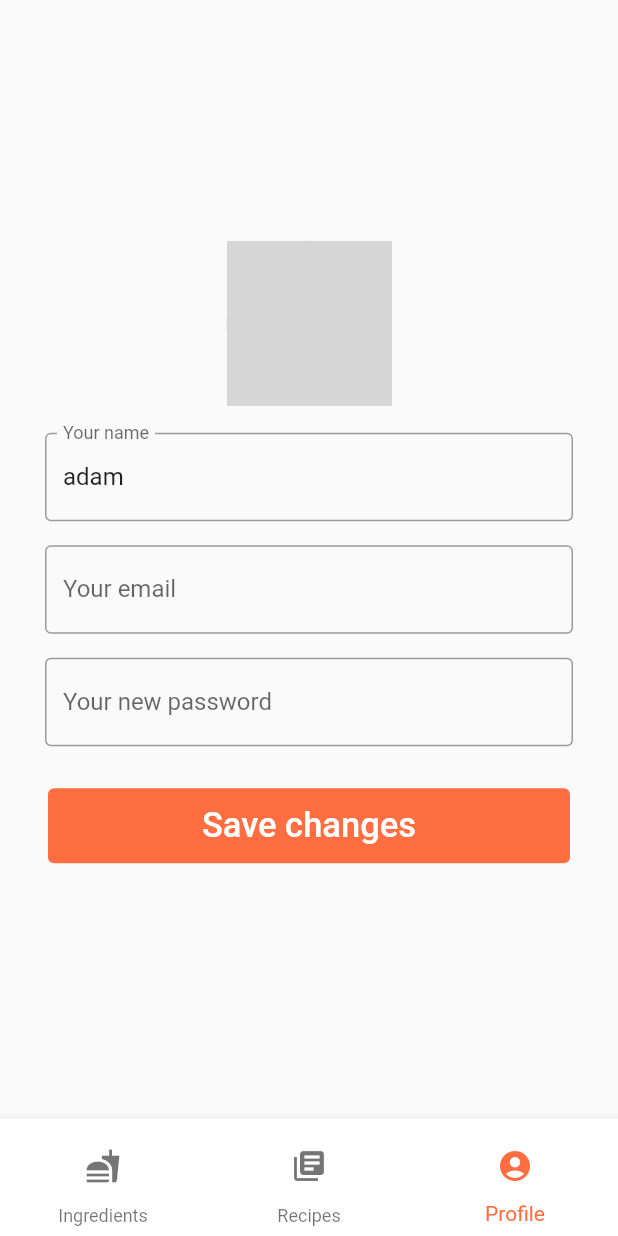
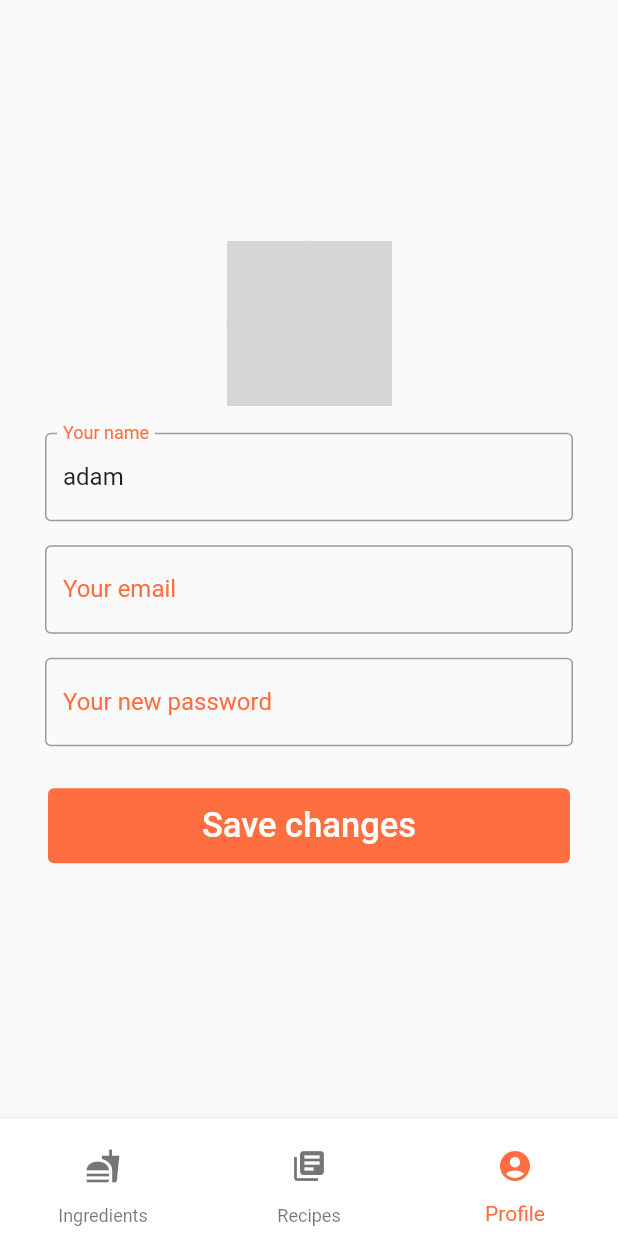
Before and after one commit to PW-MiNI-SE2-2022-Group-3/Cookly_group2, a Flutter app: the editProfileScreen screen opened by its route, on a phone screen of 412 x 824 dp. Run offline on Flutter 3.47's test engine with Material 2 defaults, Android fonts, the phone set to English and light mode, and no system bars; our stand-ins replace get, modal_progress_hud_nsn; accounts and stored records are empty; grey boxes are pictures that could not be loaded.

Commit message:
changed text colors

```diff
--- a/mobile/lib/Screens/edit_profile.dart
+++ b/mobile/lib/Screens/edit_profile.dart
@@ -51,8 +51,18 @@ class _editProfileScreenState extends State<editProfileScreen> {
                           return new_val!.trim().isEmpty ? "Enter name" : null;
                         },
                         decoration: const InputDecoration(
-                            border: OutlineInputBorder(),
-                            labelText: 'Your name'),
+                            focusedBorder: OutlineInputBorder(
+                              borderSide:
+                                  BorderSide(color: Colors.deepOrangeAccent),
+                            ),
+                            border: OutlineInputBorder(
+                              borderSide: BorderSide(),
+                            ),
+                            focusColor: Colors.deepOrangeAccent,
+                            fillColor: Colors.deepOrangeAccent,
+                            labelText: 'Your name',
+                            labelStyle:
+                                TextStyle(color: Colors.deepOrangeAccent)),
                       ),
                     ),
                     Container(
@@ -63,8 +73,18 @@ class _editProfileScreenState extends State<editProfileScreen> {
                           return new_val!.trim().isEmpty ? "Enter email" : null;
                         },
                         decoration: const InputDecoration(
-                            border: OutlineInputBorder(),
-                            labelText: 'Your email'),
+                            focusedBorder: OutlineInputBorder(
+                              borderSide:
+                                  BorderSide(color: Colors.deepOrangeAccent),
+                            ),
+                            border: OutlineInputBorder(
+                              borderSide: BorderSide(),
+                            ),
+                            focusColor: Colors.deepOrangeAccent,
+                            fillColor: Colors.deepOrangeAccent,
+                            labelText: 'Your email',
+                            labelStyle:
+                                TextStyle(color: Colors.deepOrangeAccent)),
                       ),
                     ),
                     Container(
@@ -77,8 +97,18 @@ class _editProfileScreenState extends State<editProfileScreen> {
                               : null;
                         },
                         decoration: const InputDecoration(
-                            border: OutlineInputBorder(),
-                            labelText: 'Your new password'),
+                            focusedBorder: OutlineInputBorder(
+                              borderSide:
+                                  BorderSide(color: Colors.deepOrangeAccent),
+                            ),
+                            border: OutlineInputBorder(
+                              borderSide: BorderSide(),
+                            ),
+                            focusColor: Colors.deepOrangeAccent,
+                            fillColor: Colors.deepOrangeAccent,
+                            labelText: 'Your new password',
+                            labelStyle:
+                                TextStyle(color: Colors.deepOrangeAccent)),
                       ),
                     ),
                     const SizedBox(
```
